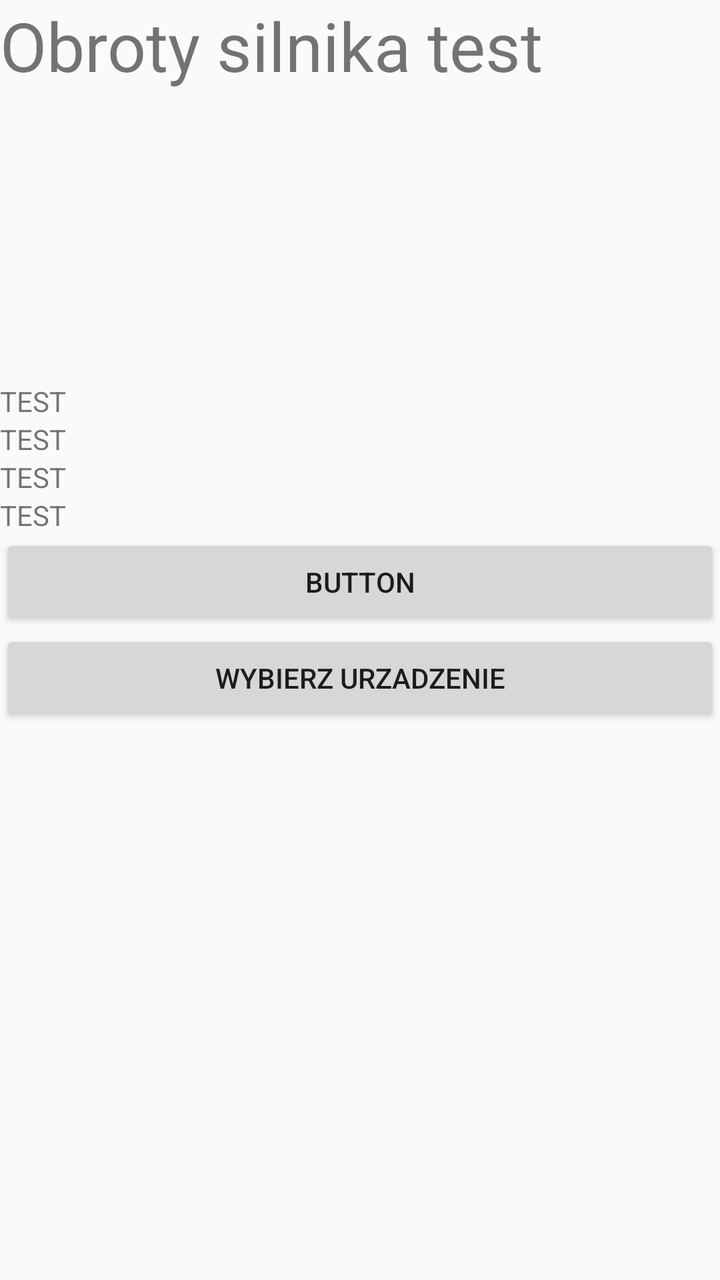
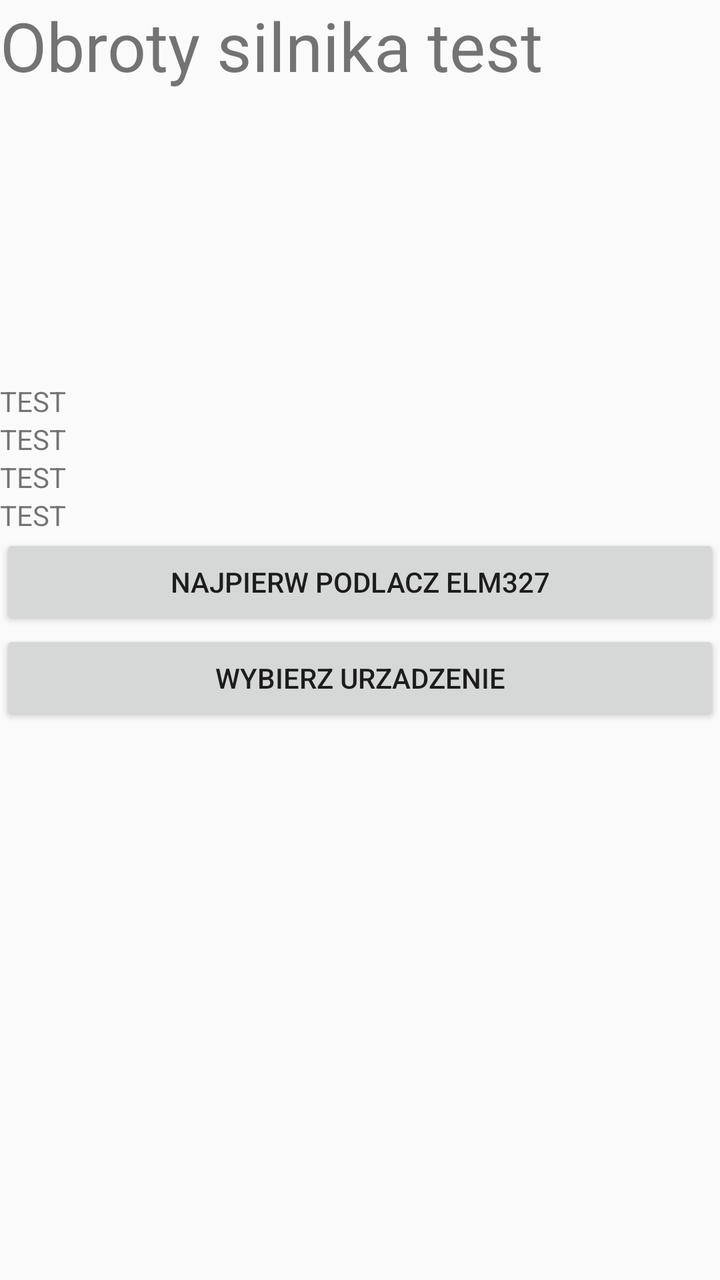

Compare the two renders of this Android layout. The source of the first and the diff that turns it into the second are given below.
<!-- AndroidManifest.xml: activity theme Theme.MobileCarDyno -->
<!-- res/layout/activity_main.xml -->
<?xml version="1.0" encoding="utf-8"?>
<LinearLayout xmlns:android="http://schemas.android.com/apk/res/android"
    android:orientation="vertical"
    android:layout_width="match_parent"
    android:layout_height="match_parent">

    <TextView
        android:id="@+id/textView"
        android:layout_width="match_parent"
        android:layout_height="191dp"
        android:text="Obroty silnika test"
        android:textSize="34sp" />

    <TextView
        android:id="@+id/rpmTextView"
        android:layout_width="wrap_content"
        android:layout_height="wrap_content"
        android:text="TEST" />

    <TextView
        android:id="@+id/speedTextView"
        android:layout_width="wrap_content"
        android:layout_height="wrap_content"
        android:text="TEST" />

    <TextView
        android:id="@+id/throttleTextView"
        android:layout_width="wrap_content"
        android:layout_height="wrap_content"
        android:text="TEST" />

    <TextView
        android:id="@+id/tempTextView"
        android:layout_width="wrap_content"
        android:layout_height="wrap_content"
        android:text="TEST" />

    <Button
        android:id="@+id/button"
        android:layout_width="match_parent"
        android:layout_height="wrap_content"
        android:text="Button" />

    <Button
        android:id="@+id/button2"
        android:layout_width="match_parent"
        android:layout_height="wrap_content"
        android:text="Wybierz urzadzenie" />

    <androidx.recyclerview.widget.RecyclerView
        android:id="@+id/recyclerView"
        android:layout_width="match_parent"
        android:layout_height="match_parent" />
</LinearLayout>
<!-- resources referenced by this layout -->
<resources>
  <style name="Theme.MobileCarDyno" parent="android:Theme.Material.Light.NoActionBar" />
</resources>

<!-- the commit's change to res/layout/activity_main.xml (unified diff, before → after) -->
@@ -39,7 +39,7 @@
         android:id="@+id/button"
         android:layout_width="match_parent"
         android:layout_height="wrap_content"
-        android:text="Button" />
+        android:text="Najpierw podlacz ELM327" />
 
     <Button
         android:id="@+id/button2"
